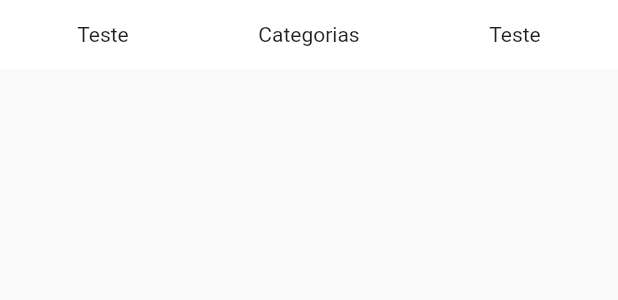
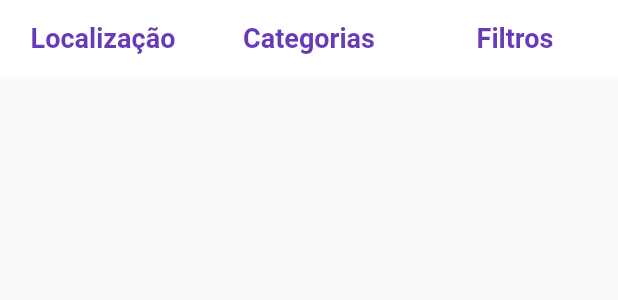
Before and after one commit to MauricioDevJS/olx_clone, a Flutter app: the TabsFilter widget shown alone on an empty page, opened directly, on a phone screen of 412 x 824 dp. Shown: the top 300 px of the screen. Run offline on Flutter 3.47's test engine with Material 2 defaults, Android fonts, the phone set to English and light mode, and no system bars; our stand-ins replace cloud_firestore, firebase_auth, firebase_core; accounts and stored records are empty; network calls fail.

Commit message:
Add favorite button and update tab labels

```diff
--- a/lib/components/ListItens.dart
+++ b/lib/components/ListItens.dart
@@ -29,6 +29,11 @@ class ListItens extends StatelessWidget {
                       mainAxisAlignment: MainAxisAlignment.spaceBetween,
                       crossAxisAlignment: CrossAxisAlignment.start,
                       children: [
+                        IconButton(
+                          alignment: Alignment.topLeft,
+                          onPressed: null,
+                          icon: Icon(Icons.favorite_border),
+                        ),
                         Text(
                           'Xbox One X',
                           style: TextStyle(
--- a/lib/components/TabsFilter.dart
+++ b/lib/components/TabsFilter.dart
@@ -13,28 +13,37 @@ class TabsFilter extends StatelessWidget {
         Container(
           padding: EdgeInsets.symmetric(vertical: 15),
           width: MediaQuery.of(context).size.width / 3,
-          child: Text(
-            'Teste',
-            textAlign: TextAlign.center,
-          ),
+          child: Text('Localização',
+              textAlign: TextAlign.center,
+              style: TextStyle(
+                fontWeight: FontWeight.bold,
+                color: Colors.deepPurple,
+                fontSize: 18,
+              )),
           decoration: BoxDecoration(color: Colors.white),
         ),
         Container(
           padding: EdgeInsets.symmetric(vertical: 15),
           width: MediaQuery.of(context).size.width / 3,
-          child: Text(
-            'Categorias',
-            textAlign: TextAlign.center,
-          ),
+          child: Text('Categorias',
+              textAlign: TextAlign.center,
+              style: TextStyle(
+                fontWeight: FontWeight.bold,
+                color: Colors.deepPurple,
+                fontSize: 18,
+              )),
           decoration: BoxDecoration(color: Colors.white),
         ),
         Container(
           padding: EdgeInsets.symmetric(vertical: 15),
           width: MediaQuery.of(context).size.width / 3,
-          child: Text(
-            'Teste',
-            textAlign: TextAlign.center,
-          ),
+          child: Text('Filtros',
+              textAlign: TextAlign.center,
+              style: TextStyle(
+                fontWeight: FontWeight.bold,
+                color: Colors.deepPurple,
+                fontSize: 18,
+              )),
           decoration: BoxDecoration(color: Colors.white),
         ),
       ],
--- a/lib/main.dart
+++ b/lib/main.dart
@@ -1,6 +1,6 @@
 import 'package:flutter/material.dart';
 import 'package:firebase_core/firebase_core.dart';
-import 'package:ssclassificados/pages/CategoriesList.dart';
+import 'package:ssclassificados/pages/LoginPage.dart';
 
 void main() async {
   WidgetsFlutterBinding.ensureInitialized();
@@ -28,7 +28,7 @@ void main() async {
 
   runApp(
     MaterialApp(
-      home: CategoriesList(),
+      home: LoginPage(),
       debugShowCheckedModeBanner: false,
       theme: ThemeData(primarySwatch: Colors.deepPurple),
     ),
```
Also changed, not shown: lib/pages/CategoriesList.dart (+6 -1 lines), lib/pages/HomePage.dart (+4 -3 lines).
